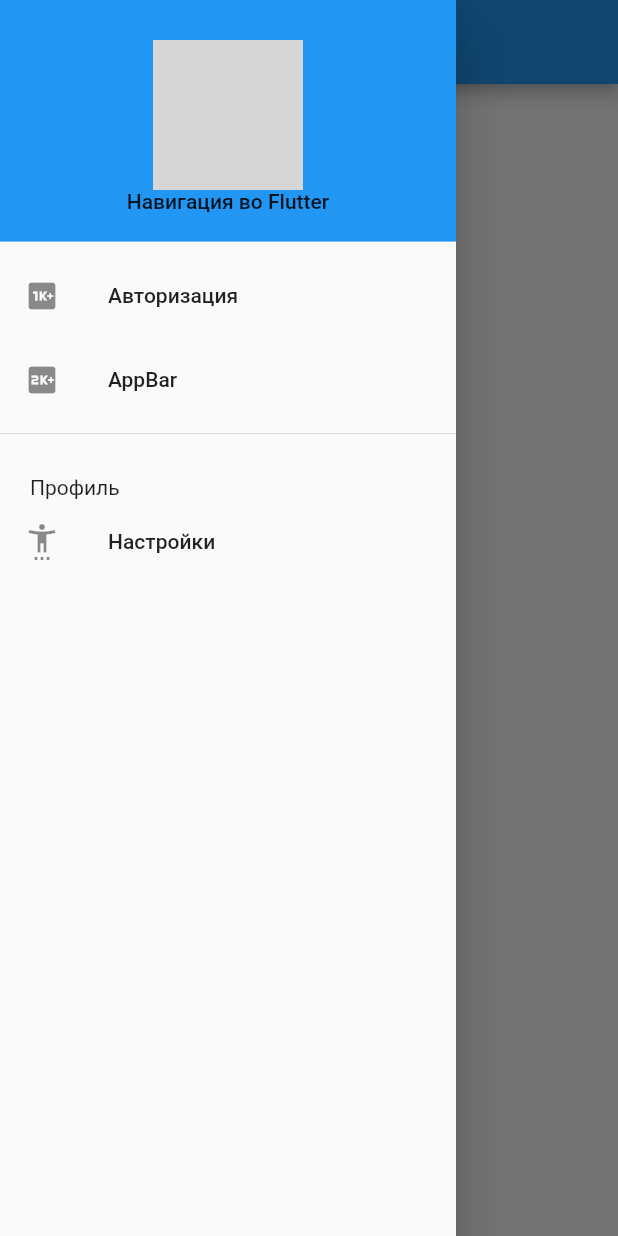
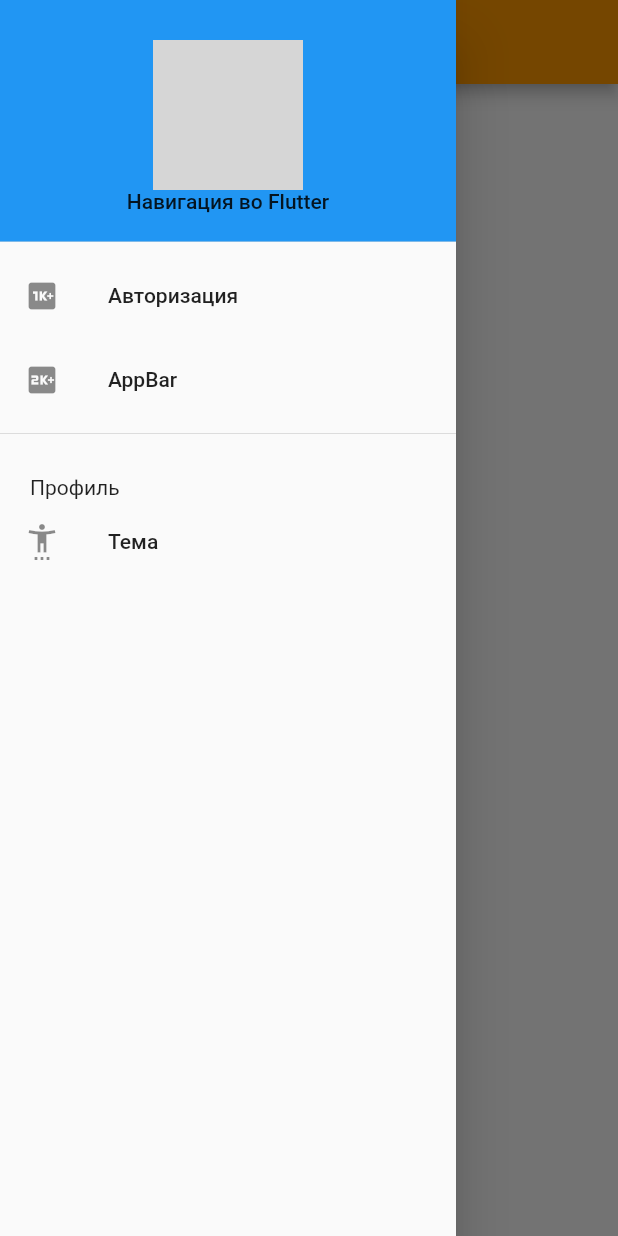
Before and after one commit to Zdryx/flutter_courses, a Flutter app: the screen it shows after launch, with the side drawer open, on a phone screen of 412 x 824 dp. Run offline on Flutter 3.47's test engine with Material 2 defaults, Android fonts, the light colour scheme and no system bars; network calls fail; Roboto replaces fonts that are missing (Georgia); grey boxes are pictures that could not be loaded.

Commit message:
Выполнены задания кейс 2.2-2.4

```diff
--- a/lib/main.dart
+++ b/lib/main.dart
@@ -1,5 +1,5 @@
 import 'package:flutter/material.dart';
-import 'package:lite_version/navigation.dart';
+import 'package:lite_version/screens/navigation.dart';
 
 void main() {
   runApp(const NavigationDemo());
--- a/lib/navigation.dart
+++ b/lib/screens/navigation.dart
@@ -1,7 +1,10 @@
 import 'package:flutter/cupertino.dart';
 import 'package:flutter/material.dart';
-import 'package:lite_version/auth_screen.dart';
-import 'package:lite_version/AppBar.dart';
+import 'package:lite_version/screens/auth_screen.dart';
+import 'package:lite_version/screens/app_bar.dart';
+import 'package:lite_version/screens/theme_data_func.dart';
+import 'package:lite_version/utils/global_theme.dart';
+
 class NavigationDemo extends StatefulWidget{
   const NavigationDemo({Key? key}) : super (key: key);
 
@@ -16,11 +19,13 @@ class _NavigationDemoState extends State<NavigationDemo>{
   @override
   Widget build(BuildContext context) {
     return MaterialApp(
+      theme:globalTheme(),
         initialRoute: '/',
         routes: {
           '/': (context) => const NavigationScreen(),
           '/auth': (context) => const AuthScreen(),
           '/appbar': (context) => const AppBarScreen(),
+          '/theme' :(context) => const ThemeDataDemo(),
         },
       //scaffoldMessengerKey: _messengerKey,
     );
@@ -103,11 +108,12 @@ class _NavigationScreenState extends State<NavigationScreen>{
               ),
               ListTile(
                 leading: const Icon(Icons.settings_accessibility),
-                title: const Text("Настройки"),
+                title: const Text("Тема"),
                 onTap:(){
                   //_messengerKey.currentState!.showSnackBar(
                    //   const SnackBar(content: Text("Переход в настройки"),)
                  // );
+                  Navigator.pushNamed(context, '/theme');
                 },
               ),
             ],
--- /dev/null
+++ b/lib/utils/global_theme.dart
@@ -0,0 +1,16 @@
+import 'package:flutter/material.dart';
+
+ThemeData globalTheme() => ThemeData(
+    fontFamily: 'Georgia',
+    splashColor: Colors.yellow,
+
+    colorScheme: ColorScheme.fromSwatch(
+      brightness: Brightness.light,
+      primarySwatch: Colors.orange,
+    ).copyWith(secondary: Colors.green,),
+    textTheme: const TextTheme(
+      headline1: TextStyle(fontSize: 72.0, fontWeight: FontWeight.bold),
+      headline2: TextStyle(fontSize: 14.0, fontFamily: 'Hind'),
+      headline6: TextStyle(fontSize: 36.0, fontStyle: FontStyle.italic),
+    )
+);
--- /dev/null
+++ b/lib/utils/string.dart
@@ -0,0 +1,3 @@
+class String{
+  static const longBodyText ='dsfgcj dskiidgfsg gsdggsi  bs dg sgsd akgfsdgiis is isia iu iug sidg iu gigsdi fiuds gifv sgdigvsadg isadg igsadigviasdfvgsadi vgiasd iasdi iads visadi viadsigvsdaivsadid vigsadiogvioadsviogadsiogfiosd gfoisaiogsoisdg oi';
+}
```
Also changed, not shown: lib/screens/theme_data_func.dart (added, +132 -0 lines), lib/screens/app_bar.dart (renamed from lib/AppBar.dart), lib/screens/auth_screen.dart (renamed from lib/auth_screen.dart), 1 other file.
